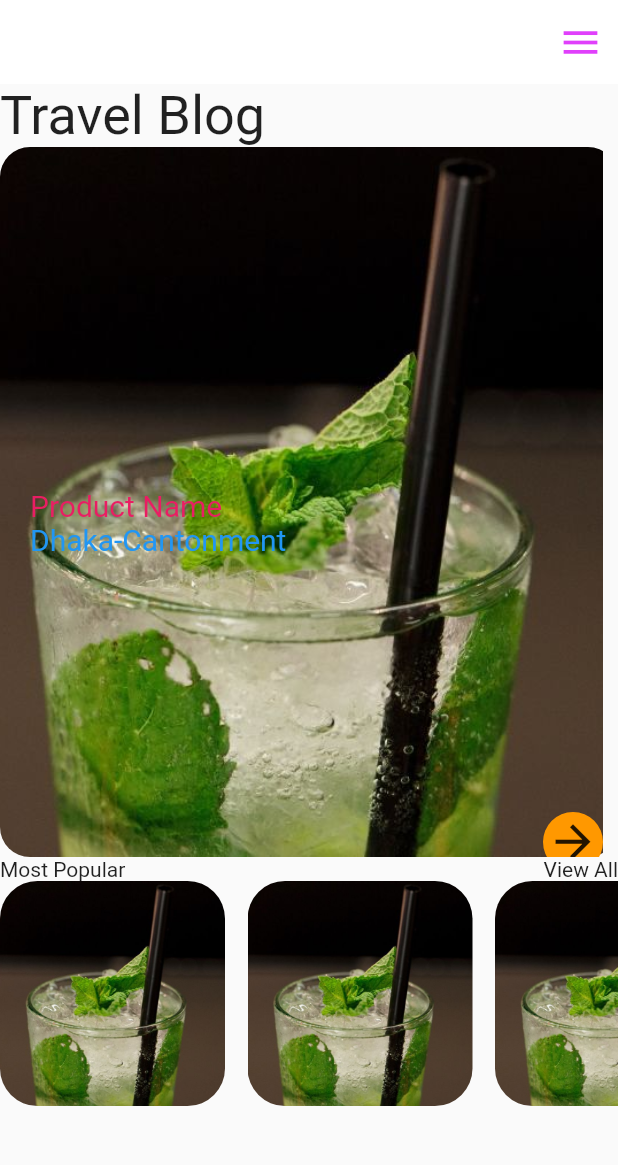
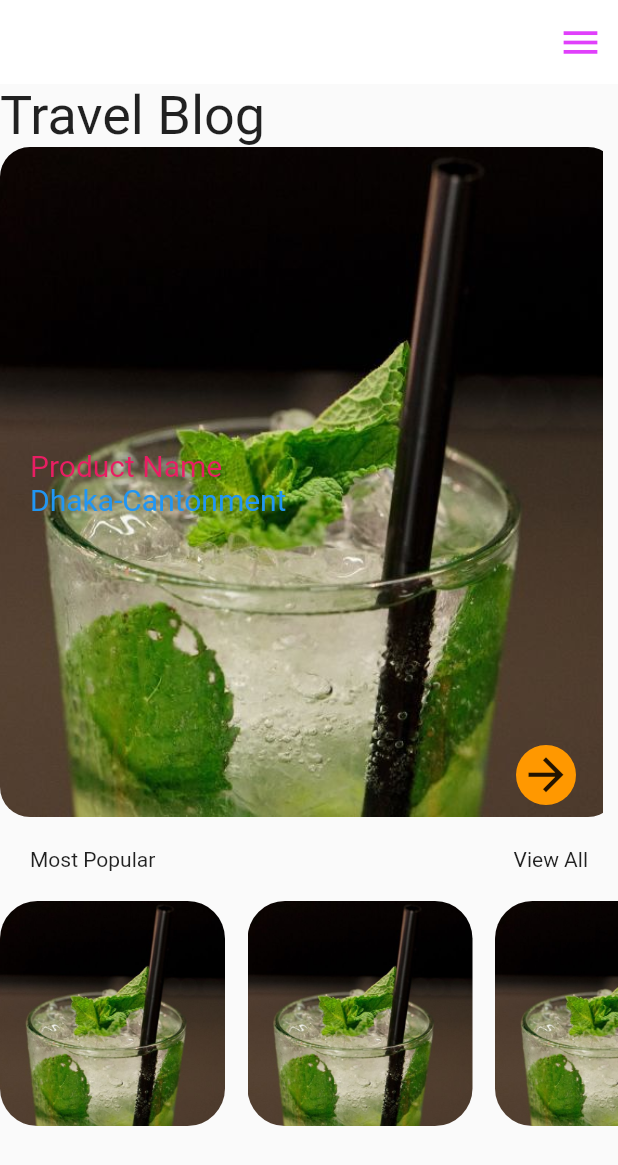
Before and after one commit to Taiyob/Flutter, a Flutter app: the DesignPage screen opened directly, on a phone screen of 412 x 824 dp. Shown: the top 1165 px of the screen. Run offline on Flutter 3.47's test engine with Material 2 defaults, Android fonts, the phone set to English and light mode, and no system bars; our stand-ins replace font_awesome_flutter, shared_preferences; accounts and stored records are empty.

Commit message:
travel blog

```diff
--- a/lib/designPage.dart
+++ b/lib/designPage.dart
@@ -28,12 +28,15 @@ class _DesignPageState extends State<DesignPage> {
         children: [
           Text('Travel Blog',style: TextStyle(fontSize: 36.0),),
           Expanded(flex:2,child: TravelInfo()),
-          Row(
-            mainAxisAlignment: MainAxisAlignment.spaceBetween,
-            children: [
-              Text('Most Popular'),
-              Text('View All'),
-            ],
+          Padding(
+            padding: EdgeInsets.all(20.0),
+            child: Row(
+              mainAxisAlignment: MainAxisAlignment.spaceBetween,
+              children: [
+                Text('Most Popular'),
+                Text('View All'),
+              ],
+            ),
           ),
           Expanded(flex:1,child: MostPopularTravel()),
         ],
--- a/lib/travelinfo.dart
+++ b/lib/travelinfo.dart
@@ -22,6 +22,7 @@ class _TravelInfoState extends State<TravelInfo> {
           ClipRRect(
           borderRadius: BorderRadius.circular(20.0),
                child: Padding(
+                 //child: Expanded(child: Container(child: Image.asset(travel.img)),),
                  padding: const EdgeInsets.only(right: 10.0),
                  child: Image.asset(travel.img,height: MediaQuery.of(context).size.height,width: MediaQuery.of(context).size.width,fit: BoxFit.cover,),
                ),
@@ -42,6 +43,8 @@ class _TravelInfoState extends State<TravelInfo> {
               //top: 210,
               right: 10,
                 bottom:-10,
+                child: Padding(
+                  padding: const EdgeInsets.all(18.0),
                   child: Container(
                     height: 40,
                     width: 40,
@@ -49,6 +52,7 @@ class _TravelInfoState extends State<TravelInfo> {
                     decoration: BoxDecoration(
                         color: Colors.orange,
                         borderRadius: BorderRadius.circular(50),
+                    ),
                   ),
                 )
             ),
```
Lines whose indentation alone changed are shown as unchanged.
